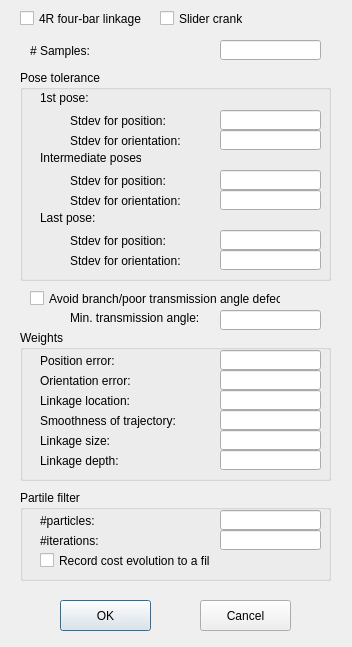
gnishida/KinematicDesign_TwoBodies, file KinematicDesign_TwoBodies/LinkageSynthesisOptionDialog.ui: the form before one commit.
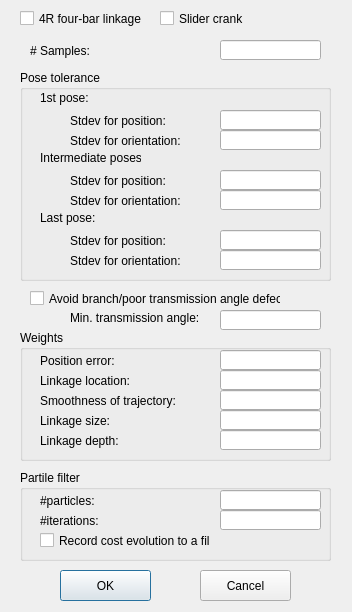
The form after the commit.

The edit to the form file:
```diff
--- a/KinematicDesign_TwoBodies/LinkageSynthesisOptionDialog.ui
+++ b/KinematicDesign_TwoBodies/LinkageSynthesisOptionDialog.ui
@@ -7,7 +7,7 @@
     <x>0</x>
     <y>0</y>
     <width>352</width>
-    <height>647</height>
+    <height>612</height>
    </rect>
   </property>
   <property name="windowTitle">
@@ -53,7 +53,7 @@
    <property name="geometry">
     <rect>
      <x>60</x>
-     <y>600</y>
+     <y>570</y>
      <width>91</width>
      <height>31</height>
     </rect>
@@ -66,7 +66,7 @@
    <property name="geometry">
     <rect>
      <x>200</x>
-     <y>600</y>
+     <y>570</y>
      <width>91</width>
      <height>31</height>
     </rect>
@@ -271,7 +271,7 @@
      <x>20</x>
      <y>330</y>
      <width>311</width>
-     <height>151</height>
+     <height>131</height>
     </rect>
    </property>
    <property name="title">
@@ -304,7 +304,7 @@
     <property name="geometry">
      <rect>
       <x>20</x>
-      <y>80</y>
+      <y>60</y>
       <width>161</width>
       <height>21</height>
      </rect>
@@ -317,7 +317,7 @@
     <property name="geometry">
      <rect>
       <x>200</x>
-      <y>80</y>
+      <y>60</y>
       <width>101</width>
       <height>20</height>
      </rect>
@@ -327,7 +327,7 @@
     <property name="geometry">
      <rect>
       <x>20</x>
-      <y>100</y>
+      <y>80</y>
       <width>121</width>
       <height>21</height>
      </rect>
@@ -340,30 +340,7 @@
     <property name="geometry">
      <rect>
       <x>200</x>
-      <y>100</y>
-      <width>101</width>
-      <height>20</height>
-     </rect>
-    </property>
-   </widget>
-   <widget class="QLabel" name="label_14">
-    <property name="geometry">
-     <rect>
-      <x>20</x>
-      <y>40</y>
-      <width>111</width>
-      <height>21</height>
-     </rect>
-    </property>
-    <property name="text">
-     <string>Orientation error:</string>
-    </property>
-   </widget>
-   <widget class="QLineEdit" name="lineEditOrientationErrorWeight">
-    <property name="geometry">
-     <rect>
-      <x>200</x>
-      <y>40</y>
+      <y>80</y>
       <width>101</width>
       <height>20</height>
      </rect>
@@ -373,7 +350,7 @@
     <property name="geometry">
      <rect>
       <x>20</x>
-      <y>60</y>
+      <y>40</y>
       <width>111</width>
       <height>21</height>
      </rect>
@@ -386,7 +363,7 @@
     <property name="geometry">
      <rect>
       <x>200</x>
-      <y>60</y>
+      <y>40</y>
       <width>101</width>
       <height>20</height>
      </rect>
@@ -396,7 +373,7 @@
     <property name="geometry">
      <rect>
       <x>200</x>
-      <y>120</y>
+      <y>100</y>
       <width>101</width>
       <height>20</height>
      </rect>
@@ -406,7 +383,7 @@
     <property name="geometry">
      <rect>
       <x>20</x>
-      <y>120</y>
+      <y>100</y>
       <width>121</width>
       <height>21</height>
      </rect>
@@ -420,7 +397,7 @@
    <property name="geometry">
     <rect>
      <x>20</x>
-     <y>490</y>
+     <y>470</y>
      <width>311</width>
      <height>91</height>
     </rect>
```
